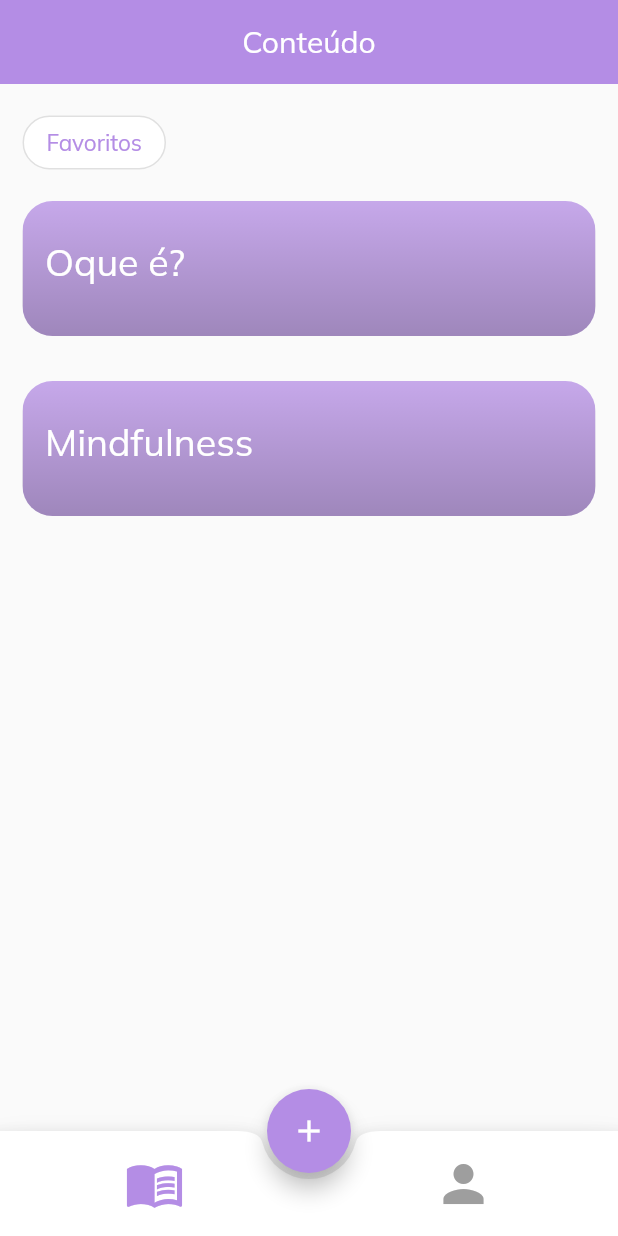
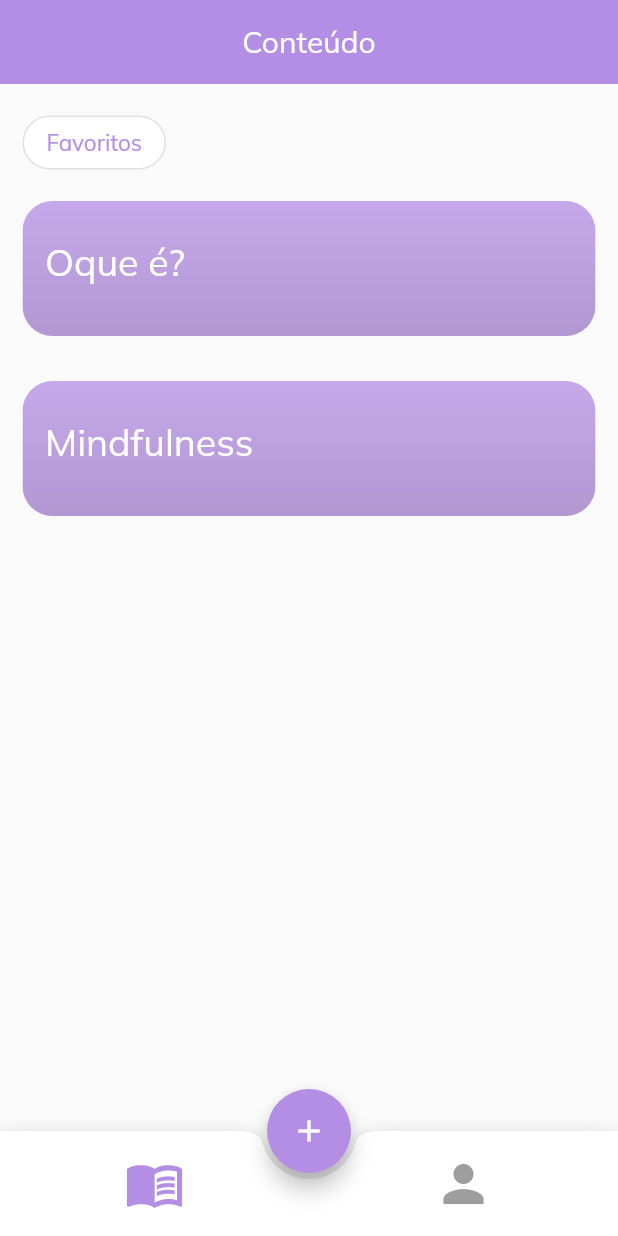
Before and after one commit to MartaMariz/PI_PCAs, a Flutter app: the screen it shows once a user with an empty profile is signed in, on a phone screen of 412 x 824 dp. Run offline on Flutter 3.47's test engine with Material 2 defaults, Android fonts, the phone set to English and light mode, and no system bars; our stand-ins replace cloud_firestore, firebase_auth, firebase_core; accounts and stored records are empty.

Commit message:
Minor changes on frontend

```diff
--- a/lib/view/widgets/module_card.dart
+++ b/lib/view/widgets/module_card.dart
@@ -13,7 +13,7 @@ class ModuleCard extends StatelessWidget{
   @override
   Widget build(BuildContext context){
     return Container(
-        margin:EdgeInsets.all(15),
+        margin:const EdgeInsets.all(15),
         height: 90,
         child: Stack(
           children: [
@@ -37,18 +37,19 @@ class ModuleCard extends StatelessWidget{
                           begin:Alignment.bottomCenter,
                           end: Alignment.topCenter,
                           colors: [
-                            Colors.black.withOpacity(.2),
+                            Colors.black.withOpacity(.1),
                             Colors.transparent
                           ]
                       )
                   ),
                 )
             ),
+
             Positioned(
               left: 15,
               top:25,
               child: Text(
-                  this.module.name,
+                  module.name,
                   style: const TextStyle(
                     color: Colors.white,
                     fontFamily: 'Mulish',
@@ -59,7 +60,7 @@ class ModuleCard extends StatelessWidget{
             Positioned(
                 right: 15,
                 top:30,
-                child: getIcon(this.module)
+                child: getIcon(module)
             )
           ],
         )
@@ -68,7 +69,10 @@ class ModuleCard extends StatelessWidget{
 
 
   Widget getIcon(Module mod){
-    if (!mod.locked) return Icon(Icons.lock, color: Colors.white);
-    else return Text("");
+    if (!mod.locked) {
+      return const Icon(Icons.lock, color: Colors.white);
+    } else {
+      return const Text("");
+    }
   }
 }
```
